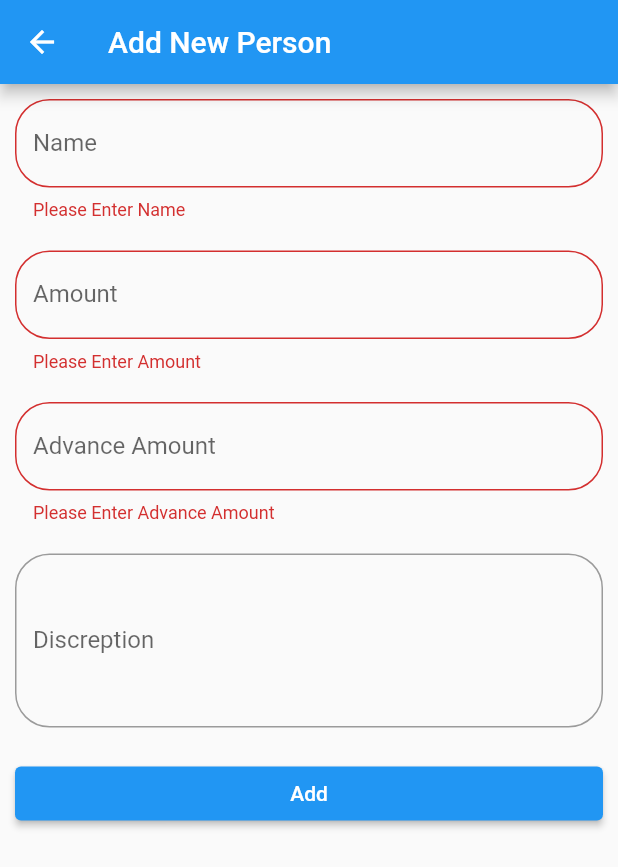
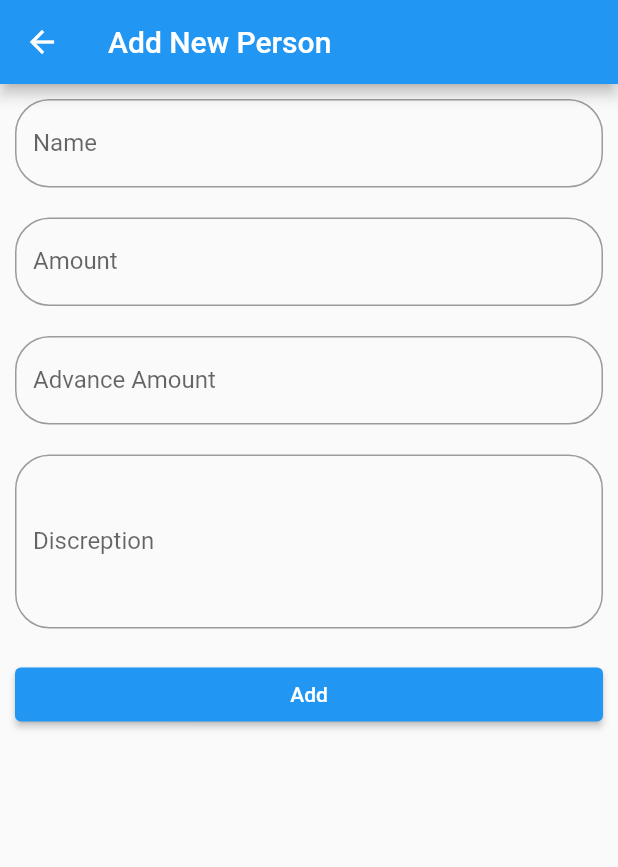
Before and after one commit to anivkuttan/BALANCE, a Flutter app: the screen it shows after launch, after a tap on the "add" icon, on a phone screen of 412 x 824 dp. Shown: the top 867 px of the screen. Run offline on Flutter 3.47's test engine with Material 2 defaults, Android fonts, the phone set to English and light mode, and no system bars; our stand-ins replace get, hive_flutter; accounts and stored records are empty.

Commit message:
adding to git hub

```diff
--- a/lib/Controller/get_controller.dart
+++ b/lib/Controller/get_controller.dart
@@ -10,6 +10,17 @@ class PersonController extends GetxController {
   late final TextEditingController balanceController;
   late final TextEditingController initialAmountController;
   late final TextEditingController discreptionController;
+  RxInt totalBalanceAmount = 0.obs;
+  RxInt totalAdvanceAmount = 0.obs;
+
+  getBalanceAmount() {
+    var totalPersons = personBox.values.toList();
+    // print("before adding amount ${totalPersons}");
+    for (var person in totalPersons) {
+      totalBalanceAmount += person.balance;
+      // print("after adding amount${totalBalanceAmount}");
+    }
+  }
 
   Box<Person> personBox = Hive.box(DataBaseHelper.boxName);
   RxList<Person> personList = <Person>[
@@ -25,8 +36,8 @@ class PersonController extends GetxController {
 
   updatePersonBox({required int index, required Person person}) async {
     await personBox.putAt(index, person);
-    // update method is get package
-    // it uodate getBuilder to build...
+    // update method is from get package
+    // it update getBuilder to build...
     update();
   }
 
--- a/lib/Model/person_model.dart
+++ b/lib/Model/person_model.dart
@@ -18,4 +18,9 @@ class Person extends HiveObject {
     this.initialAmount = 0,
     this.discreption = '',
   });
+
+  @override
+  String toString() {
+    return "Person(name:$name, balance: $balance, initialAmount :$initialAmount, discreption: $discreption,";
+  }
 }
--- a/lib/View/add_page.dart
+++ b/lib/View/add_edit_page.dart
@@ -3,17 +3,17 @@ import 'package:balance/Model/person_model.dart';
 import 'package:flutter/material.dart';
 import 'package:get/get.dart';
 
-class AddPage extends StatefulWidget {
+class AddEditPage extends StatefulWidget {
   final int? editedIndex;
   final Person? editedPerson;
 
-  const AddPage({Key? key, this.editedIndex, this.editedPerson}) : super(key: key);
+  const AddEditPage({Key? key, this.editedIndex, this.editedPerson}) : super(key: key);
 
   @override
-  State<AddPage> createState() => _AddPageState();
+  State<AddEditPage> createState() => _AddPageState();
 }
 
-class _AddPageState extends State<AddPage> {
+class _AddPageState extends State<AddEditPage> {
   final GlobalKey<FormState> formKey = GlobalKey();
   final PersonController personController = Get.find();
   InputDecoration decoration = const InputDecoration(
@@ -25,12 +25,13 @@ class _AddPageState extends State<AddPage> {
   );
   @override
   void initState() {
-    if (widget.editedIndex != null) {
-      Person person = widget.editedPerson ?? Person(name: 'Name', balance: 0, initialAmount: 0);
-      personController.nameController.text = person.name;
-      personController.balanceController.text = person.balance.toString();
-      personController.initialAmountController.text = person.initialAmount.toString();
-      personController.discreptionController.text = person.discreption;
+    if (widget.editedPerson == null) {
+      clearControllers();
+    } else {
+      personController.nameController.text = widget.editedPerson!.name;
+      personController.balanceController.text = widget.editedPerson!.balance.toString();
+      personController.initialAmountController.text = widget.editedPerson!.initialAmount.toString();
+      personController.discreptionController.text = widget.editedPerson!.discreption;
     }
 
     super.initState();
@@ -45,7 +46,7 @@ class _AddPageState extends State<AddPage> {
       body: SingleChildScrollView(
         padding: const EdgeInsets.symmetric(horizontal: 10.0, vertical: 10.0),
         child: Form(
-          autovalidateMode: AutovalidateMode.always,
+          autovalidateMode: AutovalidateMode.onUserInteraction,
           key: formKey,
           child: Column(
             children: [
@@ -125,6 +126,7 @@ class _AddPageState extends State<AddPage> {
                       } else {
                         personController.updatePersonBox(index: widget.editedIndex!, person: newPerson);
                       }
+                      personController.getBalanceAmount();
                       clearControllers();
                       Navigator.pop(context);
                     }
@@ -144,7 +146,4 @@ class _AddPageState extends State<AddPage> {
     personController.initialAmountController.clear();
     personController.discreptionController.clear();
   }
-
-  addButtonPressed() {}
-  editButtonPressed() {}
 }
--- a/lib/View/home_page.dart
+++ b/lib/View/home_page.dart
@@ -1,6 +1,6 @@
 import 'package:balance/Controller/get_controller.dart';
 import 'package:balance/Model/person_model.dart';
-import 'package:balance/View/add_page.dart';
+import 'package:balance/View/add_edit_page.dart';
 import 'package:flutter/material.dart';
 import 'package:get/get.dart';
 
@@ -13,6 +13,12 @@ class HomePage extends StatefulWidget {
 
 class _HomePageState extends State<HomePage> {
   PersonController personController = Get.put(PersonController());
+  @override
+  void initState() {
+    personController.getBalanceAmount();
+    super.initState();
+  }
+
   @override
   Widget build(BuildContext context) {
     return Scaffold(
@@ -35,20 +41,29 @@ class _HomePageState extends State<HomePage> {
                 children: [
                   Row(
                     mainAxisAlignment: MainAxisAlignment.spaceAround,
-                    children: const [
-                      Text('Total Balance Amount '),
-                      Text('45'),
+                    children:  [
+                   const   Text(
+                        'Total Balance Amount ',
+                        style: TextStyle(fontSize: 20),
+                      ),
+                      Obx(() {
+                        return Text(
+                          personController.totalBalanceAmount.toString(),
+                          style: const TextStyle(fontSize: 30),
+                        );
+                      })
                     ],
                   ),
                   Row(
                     mainAxisAlignment: MainAxisAlignment.spaceAround,
                     children: [
                       const Text("Total Initial Amount "),
+                      const Text('3000'),
                       FloatingActionButton(
                         child: const Icon(Icons.add, color: Colors.black),
                         onPressed: () {
                           Route route = MaterialPageRoute(builder: (context) {
-                            return const AddPage();
+                            return const AddEditPage();
                           });
                           Navigator.of(context).push(route);
                         },
@@ -117,8 +132,9 @@ class _HomePageState extends State<HomePage> {
                                   TextButton.icon(
                                     onPressed: () {
                                       Route route = MaterialPageRoute(builder: (context) {
-                                        return AddPage(
+                                        return AddEditPage(
                                           editedIndex: index,
+                                          editedPerson: person,
                                         );
                                       });
                                       Navigator.of(context).push(route);
```
Also changed, not shown: lib/View/update_page.dart (deleted, +0 -140 lines).
